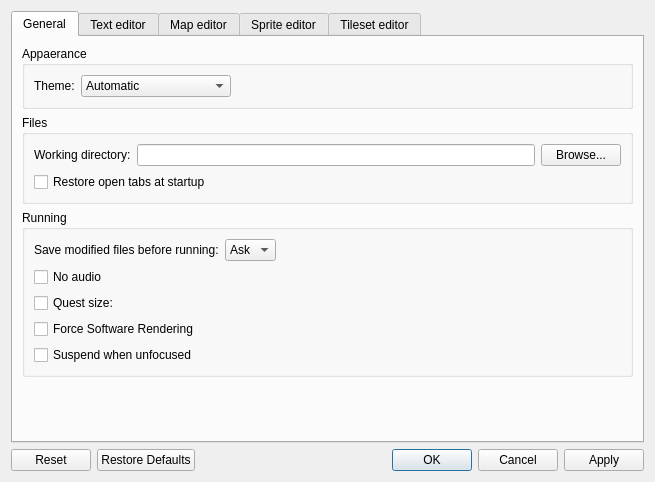
Before: the Qt Designer form src/widgets/settings_dialog.ui in Kangie/solarus, drawn with Qt 5.
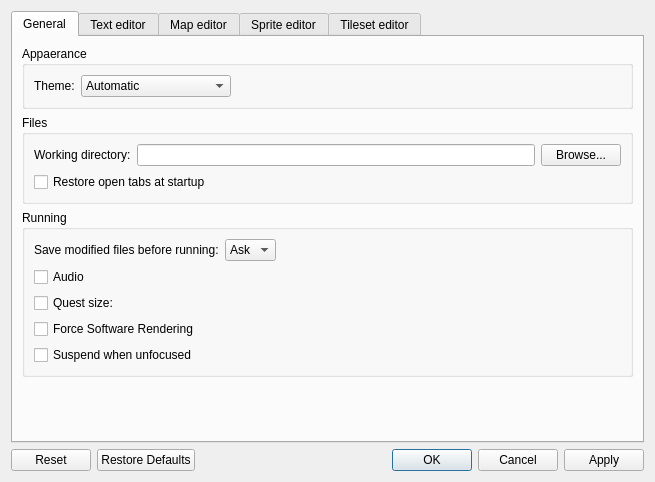
After: the same form once the commit is applied. Custom widgets are drawn as their Qt base class.

Commit message:
Changed setting "No audio" -> "Audio"
Closes #430.

```diff
--- a/src/widgets/settings_dialog.ui
+++ b/src/widgets/settings_dialog.ui
@@ -167,7 +167,7 @@
           <item>
            <widget class="QCheckBox" name="no_audio_field">
             <property name="text">
-             <string>No audio</string>
+             <string>Audio</string>
             </property>
            </widget>
           </item>
```
Left out of the diff: 2 changed lines with no effect on the pictures. The commit also changes 4 other files.
